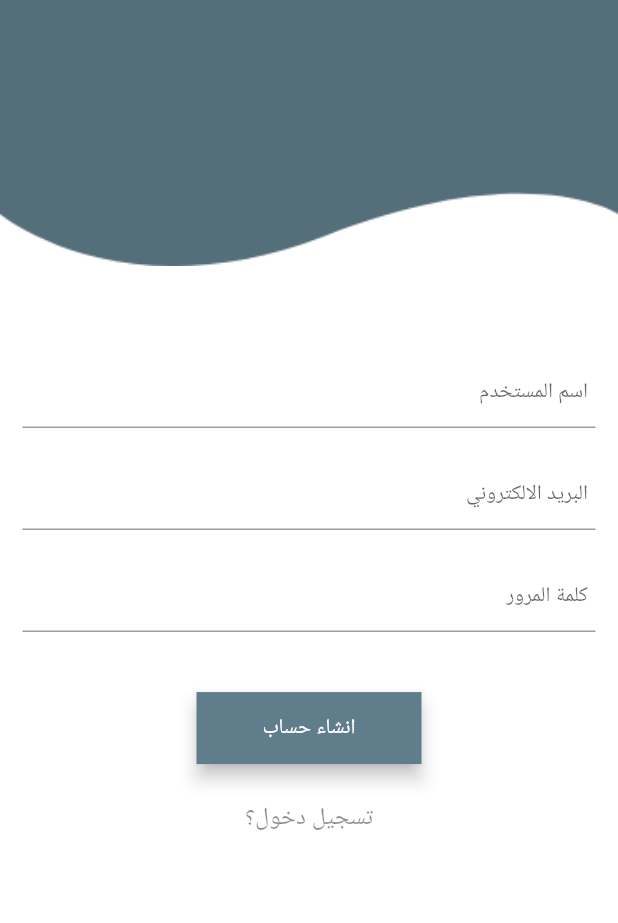
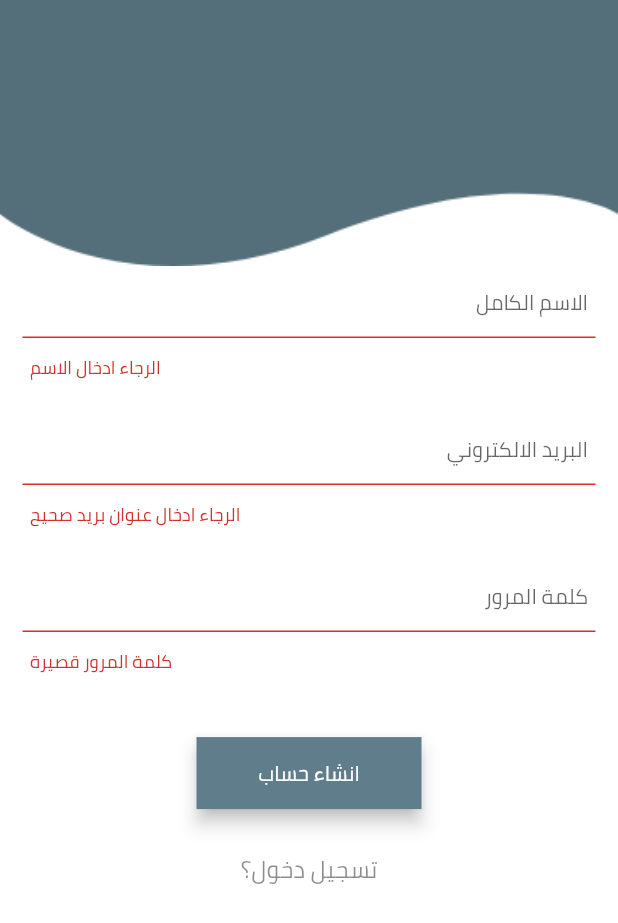
Before and after one commit to mustafafawzi97/news-app, a Flutter app: the Signup screen opened directly, after a tap on "انشاء حساب", on a phone screen of 412 x 824 dp. Shown: the top 923 px of the screen. Run offline on Flutter 3.47's test engine with Material 2 defaults, Android fonts, the phone set to English and light mode, and no system bars; our stand-ins replace email_validator, shared_preferences; accounts and stored records are empty.

Commit message:
update 3

```diff
--- a/lib/signup.dart
+++ b/lib/signup.dart
@@ -1,9 +1,7 @@
 import 'dart:convert';
 import 'package:flutter/material.dart';
 import 'package:http/http.dart' as http;
-
-
-
+import 'package:email_validator/email_validator.dart';
 
 
 class Signup extends StatefulWidget {
@@ -13,7 +11,7 @@ class Signup extends StatefulWidget {
 }
 
 class _SignupState extends State<Signup> {
-
+  final _formKey = GlobalKey<FormState>();
   String message = "x";
 
   TextStyle style = TextStyle(
@@ -28,15 +26,15 @@ class _SignupState extends State<Signup> {
       if (response.statusCode == 201) {
         print("DONE!");
         setState(() {
-          message ="signup";
-          emailController.text ="";
-          nameController.text ="";
-          passController.text ="";
+          message = "signup";
+          emailController.text = "";
+          nameController.text = "";
+          passController.text = "";
         });
       } else {
         print("ERROR!");
         setState(() {
-          message ="error";
+          message = "error";
         });
       }
       print(response.body);
@@ -49,46 +47,50 @@ class _SignupState extends State<Signup> {
   final passController = TextEditingController();
   final nameController = TextEditingController();
 
-
   @override
   Widget build(BuildContext context) {
-    final nameField = Padding(
-        padding: const EdgeInsets.only(top: 60.0, right: 15.0, left: 15.0),
-        child: TextField(
-          obscureText: false,
-          controller: nameController,
-          style: style,
-          textAlign: TextAlign.right,
-          keyboardType: TextInputType.text,
-          decoration: InputDecoration(
-            contentPadding: EdgeInsets.fromLTRB(5.0, 5.0, 5.0, 5.0),
-            hintText: "اسم المستخدم",
-          ),
-        ));
-    final emailField = Padding(
-        padding: const EdgeInsets.only(right: 15.0, left: 15.0),
-        child: TextField(
-          obscureText: false,
-          controller: emailController,
-          style: style,
-          textAlign: TextAlign.right,
-          keyboardType: TextInputType.emailAddress,
-          decoration: InputDecoration(
-            contentPadding: EdgeInsets.fromLTRB(5.0, 5.0, 5.0, 5.0),
-            hintText: "البريد الالكتروني",
-          ),
-        ));
     final passwordField = Padding(
         padding: const EdgeInsets.only(right: 15.0, left: 15.0),
         child: TextFormField(
           obscureText: true,
           controller: passController,
           style: style,
+          validator: (val) => val.length < 8 ? 'كلمة المرور قصيرة' : null,
           keyboardType: TextInputType.text,
           textAlign: TextAlign.right,
           decoration: InputDecoration(
             contentPadding: EdgeInsets.fromLTRB(5.0, 5.0, 5.0, 5.0),
             hintText: "كلمة المرور",
+          ),
+        ));
+     final nameField = Padding(
+        padding: const EdgeInsets.only(right: 15.0, left: 15.0),
+        child: TextFormField(
+          obscureText: false,
+          controller: nameController,
+          style: style,
+          validator: (value) => value.isEmpty ? 'الرجاء ادخال الاسم':null,
+          keyboardType: TextInputType.text,
+          textAlign: TextAlign.right,
+          decoration: InputDecoration(
+            contentPadding: EdgeInsets.fromLTRB(5.0, 5.0, 5.0, 5.0),
+            hintText: "الاسم الكامل",
+          ),
+        ));
+    final emailField = Padding(
+        padding: const EdgeInsets.only(right: 15.0, left: 15.0),
+        child: TextFormField(
+          obscureText: false,
+          controller: emailController,
+          style: style,
+          validator: (val) =>  !EmailValidator.validate(val, true)
+              ? 'الرجاء ادخال عنوان بريد صحيح'
+              : null,
+          keyboardType: TextInputType.emailAddress,
+          textAlign: TextAlign.right,
+          decoration: InputDecoration(
+            contentPadding: EdgeInsets.fromLTRB(5.0, 5.0, 5.0, 5.0),
+            hintText: "البريد الالكتروني",
           ),
         ));
     final loginButon = Padding(
@@ -100,6 +102,7 @@ class _SignupState extends State<Signup> {
             minWidth: 150.0,
             padding: EdgeInsets.fromLTRB(5.0, 5.0, 5.0, 5.0),
             onPressed: () async {
+              if (_formKey.currentState.validate()) {
                 Map map = {
                   'data': {
                     'fullname': nameController.text,
@@ -109,6 +112,9 @@ class _SignupState extends State<Signup> {
                   }
                 };
                 createPost(CREATE_POST_URL, map);
+                Scaffold.of(context)
+                    .showSnackBar(SnackBar(content: Text('Processing Data')));
+              }
             },
             child: Text("انشاء حساب",
                 textAlign: TextAlign.center,
@@ -116,7 +122,8 @@ class _SignupState extends State<Signup> {
           ),
         ));
 
-    return Scaffold(backgroundColor:Colors.white,
+    return Scaffold(
+        backgroundColor: Colors.white,
         body: new SingleChildScrollView(
           child: Center(
             child: Container(
@@ -129,9 +136,13 @@ class _SignupState extends State<Signup> {
                     child: Image.asset(
                       "assets/login.png",
                       fit: BoxFit.fill,
-                  width:600.0 ,
+                      width: 600.0,
                     ),
                   ),
+                  Form(
+                      key: _formKey,
+                      child: Column(
+                        children: <Widget>[
                           nameField,
                           SizedBox(height: 20.0),
                           emailField,
@@ -147,25 +158,31 @@ class _SignupState extends State<Signup> {
                           new InkWell(
                             child: new Text(
                               "تسجيل دخول؟",
-                  style: TextStyle(fontSize: 16.0, color: Colors.black45),
+                              style: TextStyle(
+                                  fontSize: 16.0, color: Colors.black45),
                             ),
                             onTap: () => Navigator.pop(
                                   context,
                                 ),
                           ),
+                        ],
+                      )),
                   message == "signup"
                       ? new Text(
                           "تم التسجيل بنجاح",
-                style: TextStyle(fontSize: 16.0, color: Colors.black45),
+                          style:
+                              TextStyle(fontSize: 16.0, color: Colors.black45),
                         )
-                  :  message == "error"
+                      : message == "error"
                           ? new Text(
                               " خطأ في المعلومات",
-                style: TextStyle(fontSize: 16.0, color: Colors.black45),
+                              style: TextStyle(
+                                  fontSize: 16.0, color: Colors.black45),
                             )
-                  :new Text(
+                          : new Text(
                               "",
-                style: TextStyle(fontSize: 16.0, color: Colors.black45),
+                              style: TextStyle(
+                                  fontSize: 16.0, color: Colors.black45),
                             )
                 ],
               ),
--- a/pubspec.yaml
+++ b/pubspec.yaml
@@ -21,6 +21,7 @@ dependencies:
   cupertino_icons: ^0.1.2
   http:
   shared_preferences:
+  email_validator:
 dev_dependencies:
   flutter_test:
     sdk: flutter
@@ -60,6 +61,11 @@ flutter:
   # "family" key with the font family name, and a "fonts" key with a
   # list giving the asset and other descriptors for the font. For
   # example:
+  fonts:
+    - family: Cairo
+      fonts:
+        - asset: fonts/Cairo-Regular.ttf
+        - asset: fonts/Cairo-Bold.ttf
   # fonts:
   #   - family: Schyler
   #     fonts:
```
Also changed, not shown: fonts/Cairo-Bold.ttf (added), fonts/Cairo-Regular.ttf (added), pubspec.lock. Lines whose indentation alone changed are shown as unchanged.
